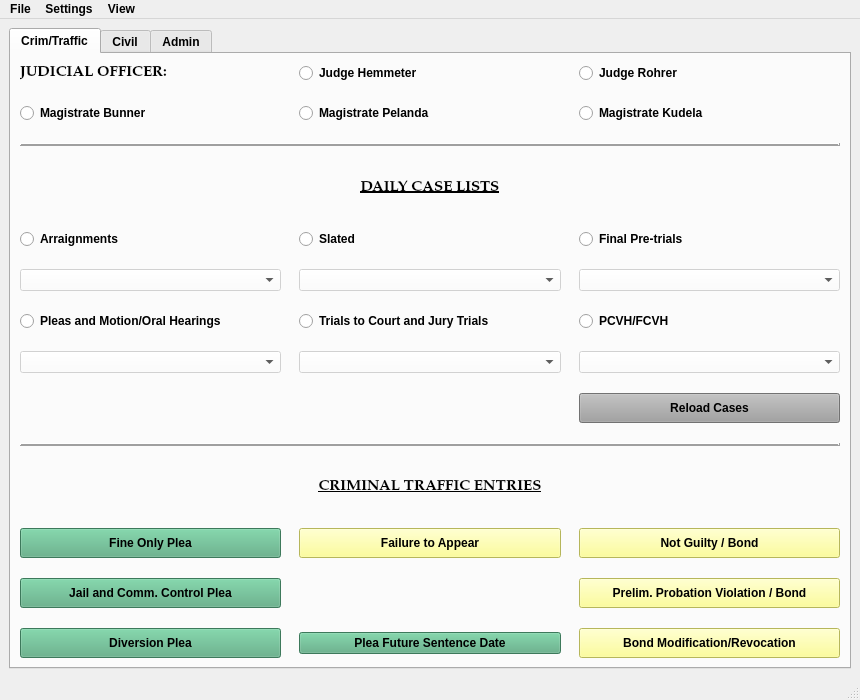
Qt form package/views/ui/MainWindow.ui (HunterProgram22/MuniEntry) before a commit.
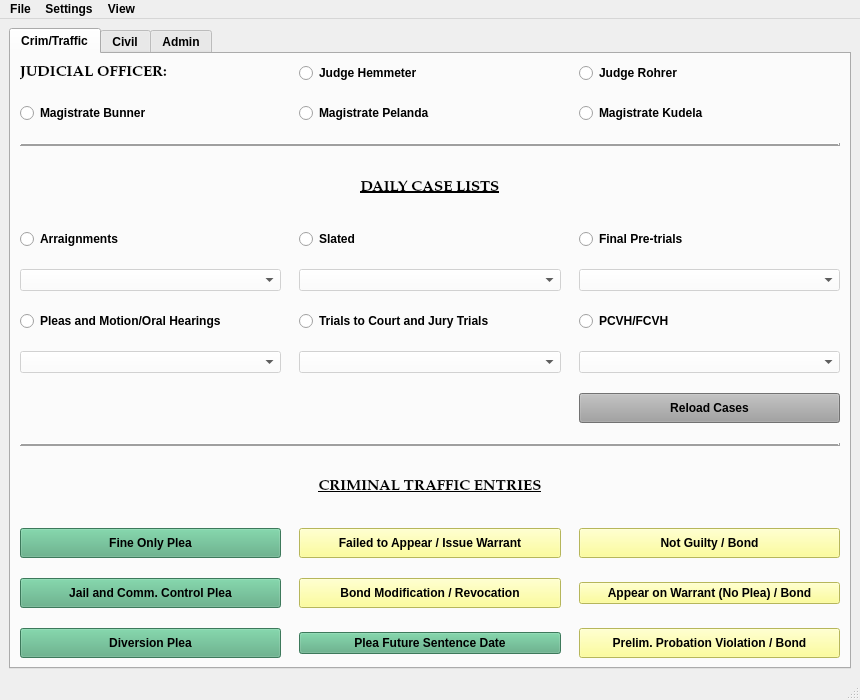
The same form after that commit.

Commit message:
Added No Plea Bond Entry.
Test_main_window passing with No Plea Bond Dialog

Entry opening properly for No Plea Bond.

No Plea Bond entry working.

Diff of the .ui file:
```diff
--- a/package/views/ui/MainWindow.ui
+++ b/package/views/ui/MainWindow.ui
@@ -308,22 +308,6 @@
           </attribute>
          </widget>
         </item>
-        <item row="12" column="2">
-         <widget class="QPushButton" name="ProbationViolationBondButton">
-          <property name="minimumSize">
-           <size>
-            <width>120</width>
-            <height>30</height>
-           </size>
-          </property>
-          <property name="styleSheet">
-           <string notr="true">background-color: rgb(255, 255, 127);</string>
-          </property>
-          <property name="text">
-           <string>Prelim. Probation Violation / Bond</string>
-          </property>
-         </widget>
-        </item>
         <item row="10" column="0" colspan="3">
          <widget class="QLabel" name="label_2">
           <property name="font">
@@ -376,23 +360,7 @@
            <string notr="true">background-color: rgb(255, 255, 127);</string>
           </property>
           <property name="text">
-           <string>Failure to Appear</string>
-          </property>
-         </widget>
-        </item>
-        <item row="13" column="2">
-         <widget class="QPushButton" name="BondHearingButton">
-          <property name="minimumSize">
-           <size>
-            <width>120</width>
-            <height>30</height>
-           </size>
-          </property>
-          <property name="styleSheet">
-           <string notr="true">background-color: rgb(255, 255, 127);</string>
-          </property>
-          <property name="text">
-           <string>Bond Modification/Revocation</string>
+           <string>Failed to Appear / Issue Warrant</string>
           </property>
          </widget>
         </item>
@@ -451,6 +419,48 @@
           </property>
          </widget>
         </item>
+        <item row="12" column="1">
+         <widget class="QPushButton" name="BondHearingButton">
+          <property name="minimumSize">
+           <size>
+            <width>120</width>
+            <height>30</height>
+           </size>
+          </property>
+          <property name="styleSheet">
+           <string notr="true">background-color: rgb(255, 255, 127);</string>
+          </property>
+          <property name="text">
+           <string>Bond Modification / Revocation</string>
+          </property>
+         </widget>
+        </item>
+        <item row="13" column="2">
+         <widget class="QPushButton" name="ProbationViolationBondButton">
+          <property name="minimumSize">
+           <size>
+            <width>120</width>
+            <height>30</height>
+           </size>
+          </property>
+          <property name="styleSheet">
+           <string notr="true">background-color: rgb(255, 255, 127);</string>
+          </property>
+          <property name="text">
+           <string>Prelim. Probation Violation / Bond</string>
+          </property>
+         </widget>
+        </item>
+        <item row="12" column="2">
+         <widget class="QPushButton" name="NoPleaBondButton">
+          <property name="styleSheet">
+           <string notr="true">background-color: rgb(255, 255, 127);</string>
+          </property>
+          <property name="text">
+           <string>Appear on Warrant (No Plea) / Bond</string>
+          </property>
+         </widget>
+        </item>
        </layout>
       </widget>
       <widget class="QWidget" name="civilTab">
```
Left out of the diff: 2 changed lines with no effect on the pictures. The commit also changes 18 other files.
